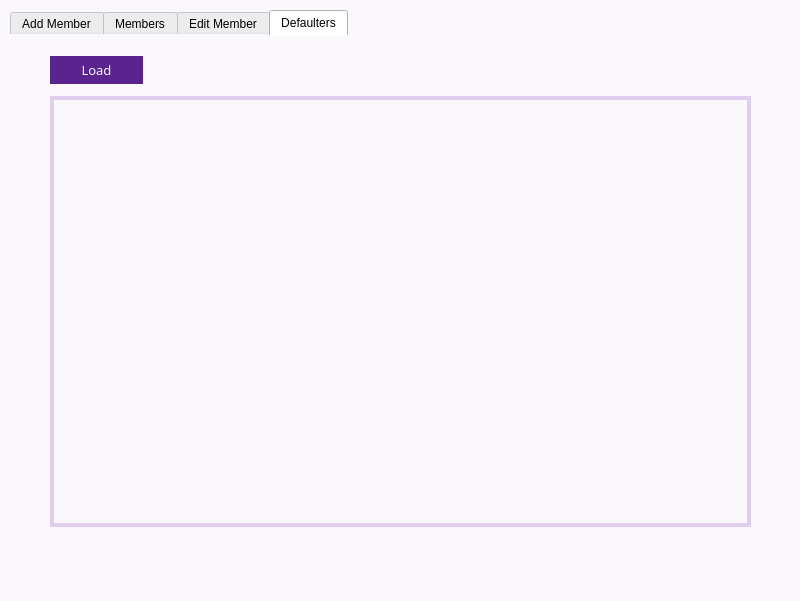
Qt form ui/Member Window.ui (amazinglySK/lms-400) before a commit.
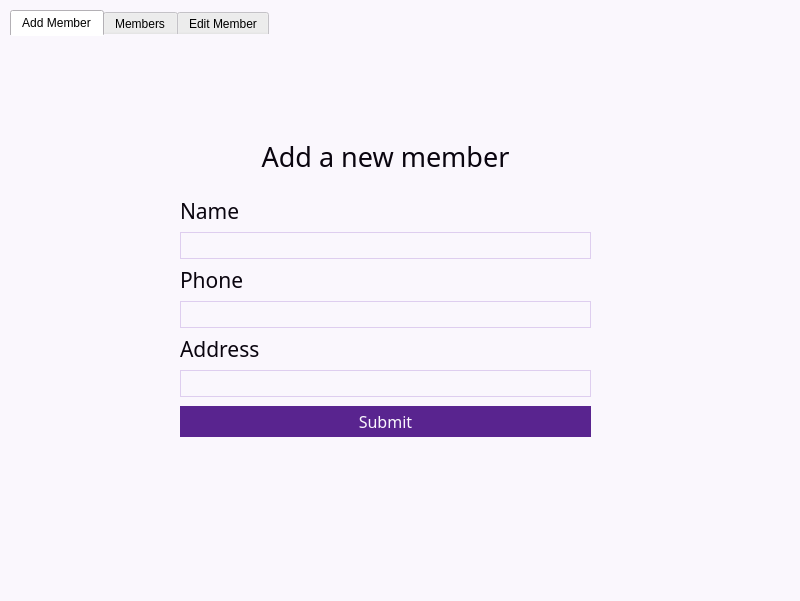
The same form after that commit. The open tabs and pages were chosen to show the change. Icons and pictures are not drawn.

Diff of the .ui file:
```diff
--- a/ui/Member Window.ui
+++ b/ui/Member Window.ui
@@ -528,59 +528,6 @@
       </widget>
      </widget>
     </widget>
-    <widget class="QWidget" name="DafaultersTab">
-     <attribute name="title">
-      <string>Defaulters</string>
-     </attribute>
-     <widget class="QScrollArea" name="DefaultersArea">
-      <property name="geometry">
-       <rect>
-        <x>40</x>
-        <y>60</y>
-        <width>701</width>
-        <height>431</height>
-       </rect>
-      </property>
-      <property name="styleSheet">
-       <string notr="true"> border : 2px solid #deceef;</string>
-      </property>
-      <property name="widgetResizable">
-       <bool>true</bool>
-      </property>
-      <widget class="QWidget" name="scrollAreaWidgetContents_3">
-       <property name="geometry">
-        <rect>
-         <x>0</x>
-         <y>0</y>
-         <width>697</width>
-         <height>427</height>
-        </rect>
-       </property>
-      </widget>
-     </widget>
-     <widget class="QPushButton" name="DefaulterLoadButton">
-      <property name="geometry">
-       <rect>
-        <x>40</x>
-        <y>20</y>
-        <width>93</width>
-        <height>28</height>
-       </rect>
-      </property>
-      <property name="font">
-       <font>
-        <family>Bahnschrift</family>
-        <pointsize>10</pointsize>
-       </font>
-      </property>
-      <property name="styleSheet">
-       <string notr="true">color : #faf7fd; background-color : #59248f;</string>
-      </property>
-      <property name="text">
-       <string>Load</string>
-      </property>
-     </widget>
-    </widget>
    </widget>
   </widget>
   <widget class="QStatusBar" name="statusbar"/>
```
